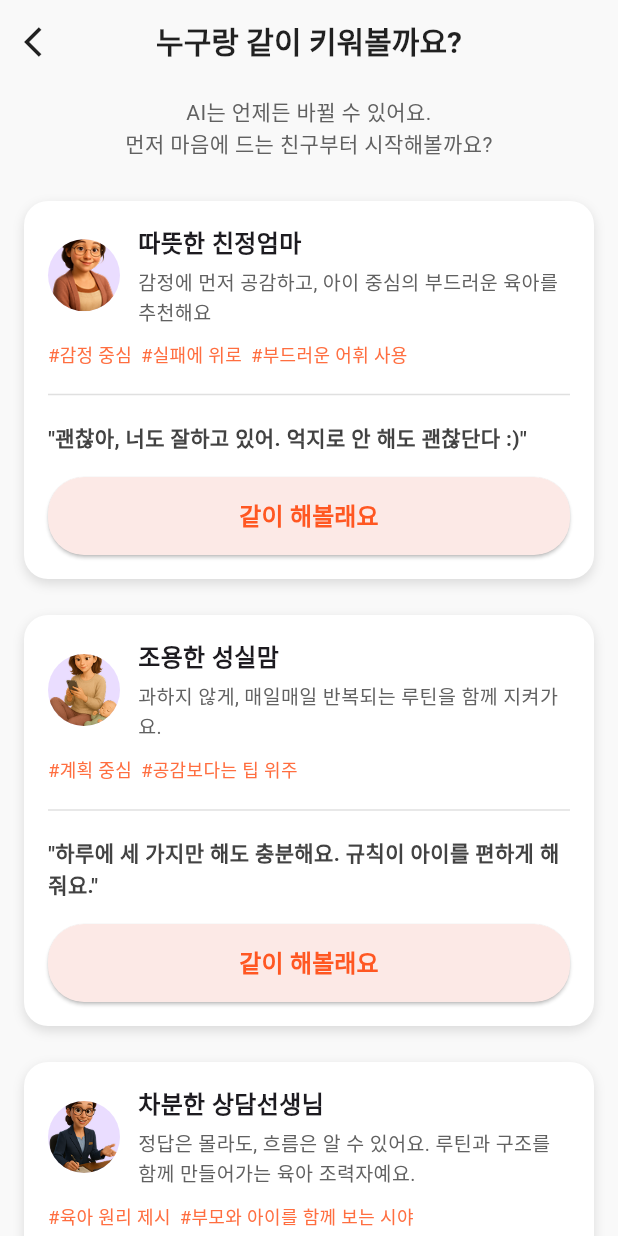
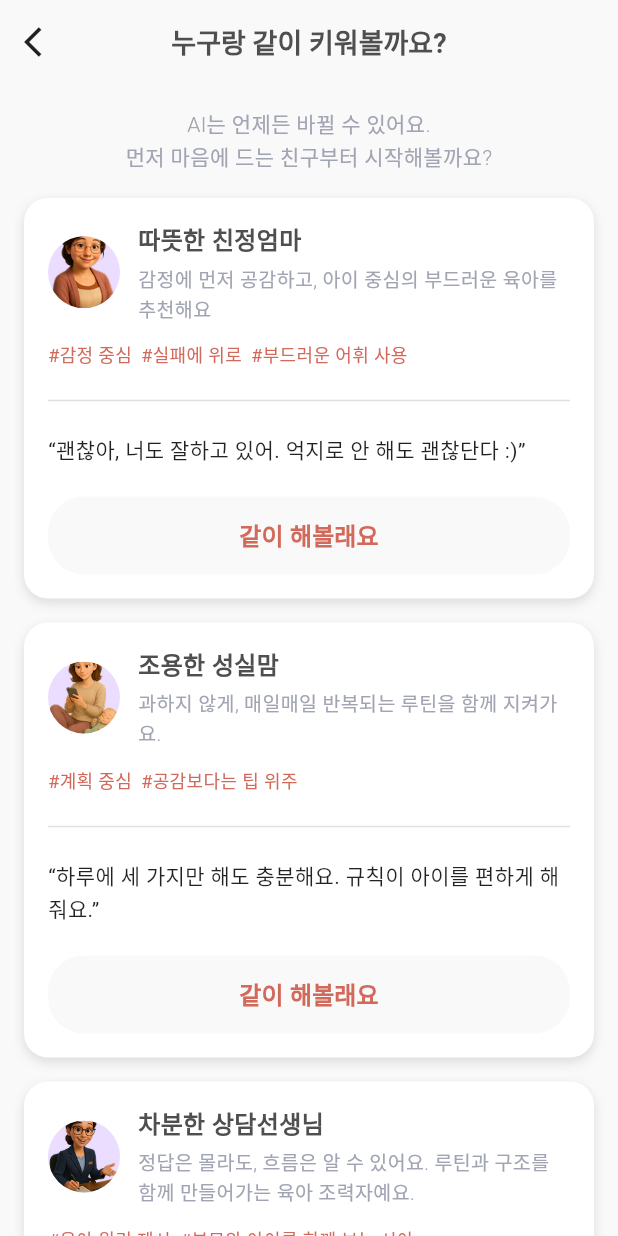
Before and after one commit to leesubeeeeen/growtogether, a Flutter app: the CounselorSelectionPage screen opened by its route, on a phone screen of 412 x 824 dp. Run offline on Flutter 3.47's test engine with Material 3 defaults, Android fonts, the phone set to English and light mode, and no system bars; our stand-ins replace flutter_dotenv, table_calendar; accounts and stored records are empty; Roboto replaces fonts that are missing (BMJUA).

Commit message:
fix: 폰트 적용되게 수정 + 색감 맞추기 작업

```diff
--- a/lib/screens/counselor_selection_page.dart
+++ b/lib/screens/counselor_selection_page.dart
@@ -1,4 +1,6 @@
 import 'package:flutter/material.dart';
+import '../theme/palette.dart';
+import '../theme/fonts.dart';
 
 class CounselorSelectionPage extends StatelessWidget {
   const CounselorSelectionPage({super.key});
@@ -11,7 +13,7 @@ class CounselorSelectionPage extends StatelessWidget {
     required String quote,
   }) {
     return Container(
-      margin: const EdgeInsets.symmetric(vertical: 12.0, horizontal: 16.0),
+      margin: const EdgeInsets.symmetric(vertical: 8.0, horizontal: 16.0),
       padding: const EdgeInsets.all(16.0),
       decoration: BoxDecoration(
         color: Colors.white,
@@ -38,45 +40,79 @@ class CounselorSelectionPage extends StatelessWidget {
                 child: Column(
                   crossAxisAlignment: CrossAxisAlignment.start,
                   children: [
-                    Text(name, style: TextStyle(fontWeight: FontWeight.bold, fontSize: 16)),
+                    Text(
+                      name,
+                      style: TextStyle(
+                        fontFamily: AppFonts.primaryFont,
+                        fontSize: 16,
+                        fontWeight: FontWeight.w600,
+                        color: Palette.black,
+                      ),
+                    ),
                     const SizedBox(height: 4.0),
-                    Text(description, style: TextStyle(fontSize: 13, color: Colors.grey[700])),
+                    Text(
+                      description,
+                      style: TextStyle(
+                        fontFamily: AppFonts.primaryFont,
+                        fontSize: 13,
+                        fontWeight: FontWeight.w300,
+                        color: Palette.greyText,
+                      ),
+                    ),
                   ],
                 ),
               )
             ],
           ),
-          const SizedBox(height: 10.0),
+          const SizedBox(height: 12.0),
           Wrap(
             spacing: 6,
-            children: hashtags.map((tag) => Text(
-              "#${tag}",
-              style: TextStyle(color: Colors.deepOrangeAccent, fontSize: 12),
-            )).toList(),
+            children: hashtags
+                .map((tag) => Text(
+              "#$tag",
+              style: TextStyle(
+                fontFamily: AppFonts.primaryFont,
+                color: Palette.mainRed,
+                fontSize: 12,
+                fontWeight: FontWeight.w400,
+              ),
+            ))
+                .toList(),
           ),
-          const SizedBox(height: 10.0),
+          const SizedBox(height: 14.0),
           Divider(color: Colors.grey[300]),
-          const SizedBox(height: 10.0),
+          const SizedBox(height: 14.0),
           Text(
-            "\"$quote\"",
+            "“$quote”",
             style: TextStyle(
-              color: Colors.grey[800],
+              fontFamily: AppFonts.primaryFont,
+              color: Colors.black87,
               fontSize: 14,
-              fontWeight: FontWeight.bold,
+              fontWeight: FontWeight.w400,
+              height: 1.5,
             ),
           ),
-          const SizedBox(height: 16.0),
+          const SizedBox(height: 20.0),
           SizedBox(
             width: double.infinity,
             child: ElevatedButton(
               onPressed: () {},
               style: ElevatedButton.styleFrom(
-                backgroundColor: Color(0xFFFCE9E6),
-                foregroundColor: Colors.deepOrange,
-                shape: RoundedRectangleBorder(borderRadius: BorderRadius.circular(24)),
+                backgroundColor: Palette.background,
+                foregroundColor: Palette.mainRed,
+                shape: RoundedRectangleBorder(
+                    borderRadius: BorderRadius.circular(24)),
                 padding: const EdgeInsets.symmetric(vertical: 14),
+                elevation: 0,
               ),
-              child: Text("같이 해볼래요", style: TextStyle(fontSize: 16, fontWeight: FontWeight.w600)),
+              child: Text(
+                "같이 해볼래요",
+                style: TextStyle(
+                  fontFamily: AppFonts.primaryFont,
+                  fontSize: 16,
+                  fontWeight: FontWeight.w600,
+                ),
+              ),
             ),
           )
         ],
@@ -87,28 +123,40 @@ class CounselorSelectionPage extends StatelessWidget {
   @override
   Widget build(BuildContext context) {
     return Scaffold(
-      backgroundColor: Color(0xFFF9F9F9),
+      backgroundColor: const Color(0xFFF9F9F9),
       appBar: AppBar(
         backgroundColor: Colors.transparent,
         elevation: 0,
         leading: IconButton(
-          icon: Icon(Icons.arrow_back_ios, color: Colors.black87),
+          icon: const Icon(Icons.arrow_back_ios, color: Colors.black87),
           onPressed: () {},
         ),
-        title: const Text(
+        title: Text(
           '누구랑 같이 키워볼까요?',
-          style: TextStyle(color: Colors.black87, fontWeight: FontWeight.bold, fontSize: 20),
+          style: TextStyle(
+            fontFamily: AppFonts.primaryFont,
+            fontSize: 18,
+            fontWeight: FontWeight.w600,
+            color: Palette.black,
+          ),
         ),
         centerTitle: true,
       ),
       body: SingleChildScrollView(
         child: Column(
           children: [
+            const SizedBox(height: 8),
             Padding(
-              padding: const EdgeInsets.only(top: 8.0, bottom: 16.0),
+              padding: const EdgeInsets.symmetric(horizontal: 16.0, vertical: 8.0),
               child: Text(
                 'AI는 언제든 바뀔 수 있어요.\n먼저 마음에 드는 친구부터 시작해볼까요?',
-                style: TextStyle(fontSize: 14, color: Colors.grey[700]),
+                style: TextStyle(
+                  fontFamily: AppFonts.primaryFont,
+                  fontSize: 14,
+                  fontWeight: FontWeight.w300,
+                  color: Palette.greyText,
+                  height: 1.5,
+                ),
                 textAlign: TextAlign.center,
               ),
             ),
@@ -133,6 +181,7 @@ class CounselorSelectionPage extends StatelessWidget {
               hashtags: ['육아 원리 제시', '부모와 아이를 함께 보는 시야'],
               quote: '아이 반응은 예민한 흐름일 수 있어요. 안정 루틴을 잡아볼까요?',
             ),
+            const SizedBox(height: 16),
           ],
         ),
       ),
--- a/lib/screens/home_page.dart
+++ b/lib/screens/home_page.dart
@@ -94,7 +94,7 @@ class _HomePageState extends State<HomePage> {
           const Icon(Icons.mail_outline, size: 28),
           const SizedBox(height: 12),
           Image.asset(
-            'assets/images/plant.png',
+            'assets/images/seedling_placeholder.png',
             height: 100,
           ),
         ],
```
Also changed, not shown: pubspec.yaml (+5 -5 lines), 1 other file.
